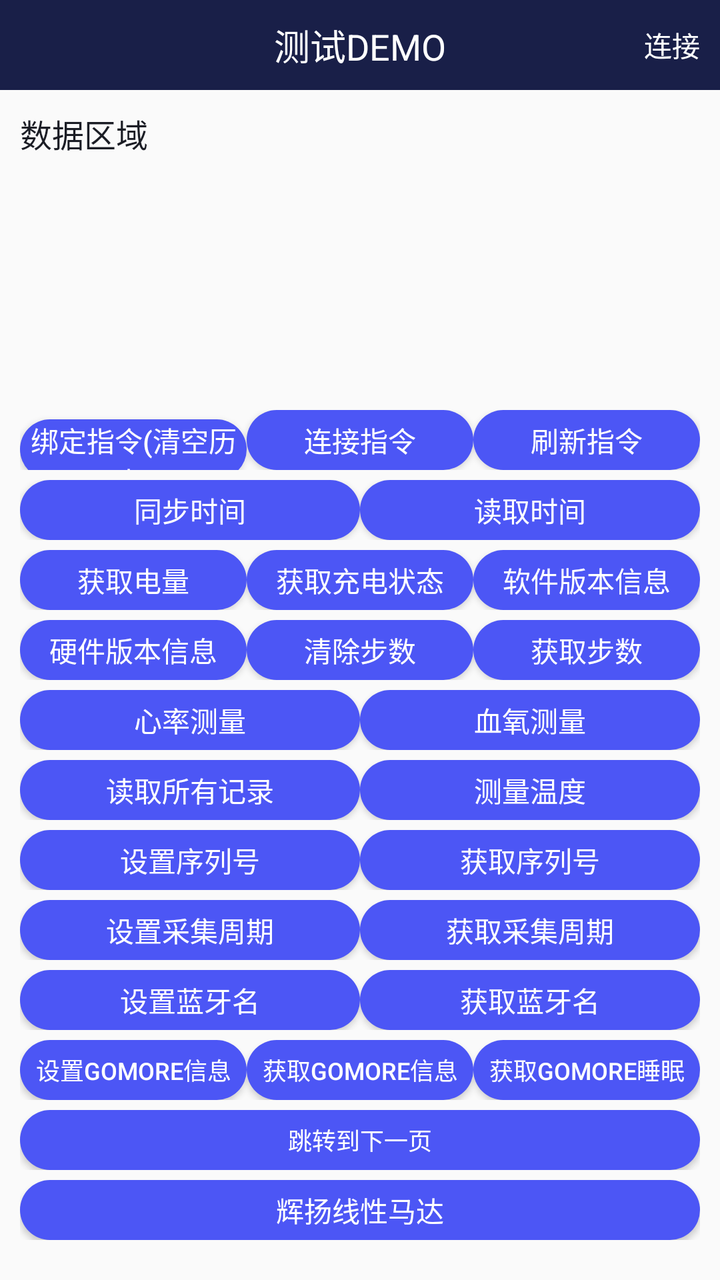
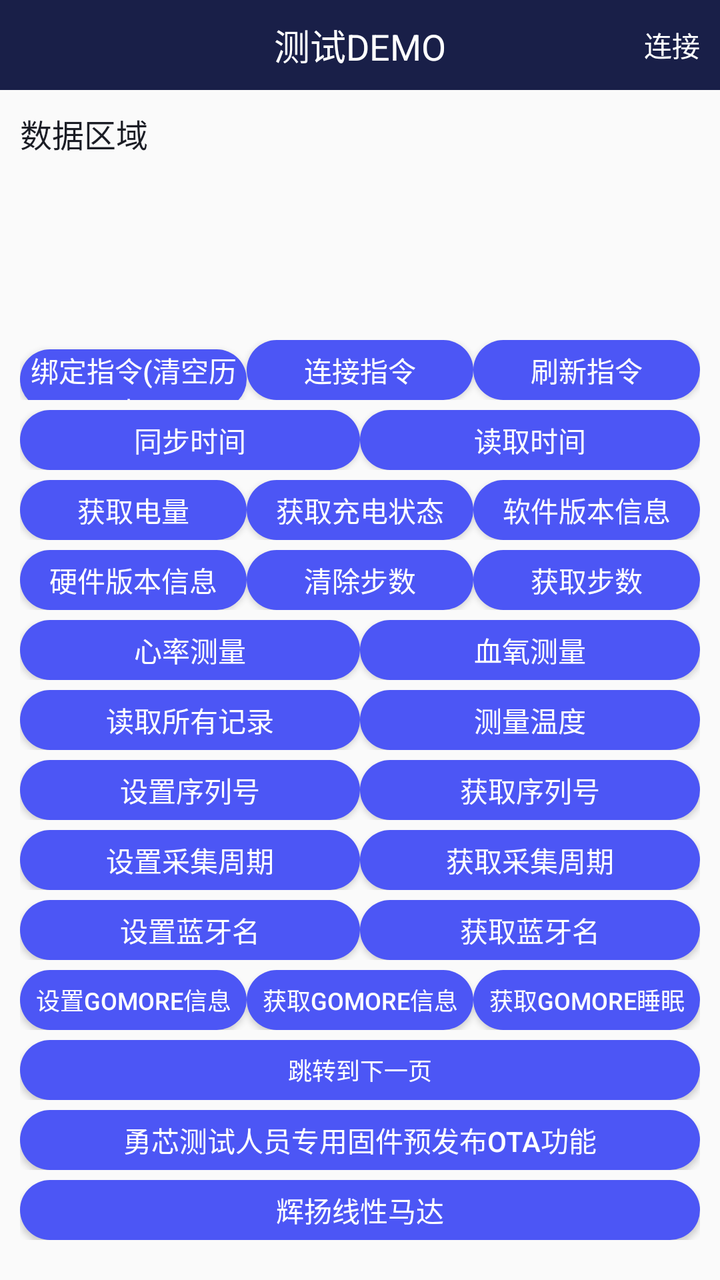

Before-and-after screenshots of an Android layout around one commit, followed by the original layout XML and the change that was made.
<!-- AndroidManifest.xml: application theme AppTheme -->
<!-- res/layout/activity_test.xml -->
<?xml version="1.0" encoding="utf-8"?>
<LinearLayout xmlns:android="http://schemas.android.com/apk/res/android"
    xmlns:app="http://schemas.android.com/apk/res-auto"
    xmlns:tools="http://schemas.android.com/tools"
    android:layout_width="match_parent"
    android:layout_height="match_parent"
    android:orientation="vertical"
    android:paddingBottom="10dp"
    android:fitsSystemWindows="true"
    tools:context=".activity.TestActivity">

    <RelativeLayout
        android:layout_width="match_parent"
        android:layout_height="45dp"
        android:background="@color/colorPrimary">
        <TextView
            android:layout_width="wrap_content"
            android:layout_height="wrap_content"
            android:text="测试DEMO"
            android:textSize="18sp"
            android:layout_centerInParent="true"
            android:textColor="@color/white"/>
        <TextView
            android:id="@+id/tv_connect"
            android:layout_width="wrap_content"
            android:layout_height="wrap_content"
            android:text="连接"
            android:textSize="14sp"
            android:layout_centerVertical="true"
            android:layout_marginRight="10dp"
            android:layout_alignParentRight="true"
            android:textColor="@color/white"/>
    </RelativeLayout>
    <TextView
        android:id="@+id/tv_result"
        android:layout_width="match_parent"
        android:layout_height="0dp"
        android:layout_weight="1"
        android:text="数据区域"
        android:scrollbars="vertical"
        android:padding="10dp"
        android:lineSpacingExtra="5dp"
        android:textSize="16sp"
        android:textColor="@color/colorPrimaryDark"/>
    <LinearLayout
        android:layout_width="match_parent"
        android:layout_height="wrap_content"
        android:padding="10dp"
        android:orientation="vertical">

        <LinearLayout
            android:layout_width="match_parent"
            android:layout_height="30dp"
            android:layout_marginTop="5dp"
            android:orientation="horizontal">
            <Button
                android:id="@+id/bt_app_bind"
                android:layout_width="0dp"
                android:layout_weight="1"
                android:layout_height="wrap_content"
                android:text="绑定指令(清空历史)"
                android:textSize="14sp"
                android:textColor="@color/white"
                android:background="@drawable/button_bg_state"/>

            <Button
                android:id="@+id/bt_app_connect"
                android:layout_width="0dp"
                android:layout_weight="1"
                android:layout_height="wrap_content"
                android:text="连接指令"
                android:textSize="14sp"
                android:textColor="@color/white"
                android:background="@drawable/button_bg_state"/>
            <Button
                android:id="@+id/bt_app_refresh"
                android:layout_width="0dp"
                android:layout_weight="1"
                android:layout_height="wrap_content"
                android:text="刷新指令"
                android:textSize="14sp"
                android:textColor="@color/white"
                android:background="@drawable/button_bg_state"/>
        </LinearLayout>

        <LinearLayout
            android:layout_width="match_parent"
            android:layout_height="30dp"
            android:layout_marginTop="5dp"
            android:orientation="horizontal">
            <Button
                android:id="@+id/bt_sync_time"
                android:layout_width="0dp"
                android:layout_weight="1"
                android:layout_height="wrap_content"
                android:text="同步时间"
                android:textSize="14sp"
                android:textColor="@color/white"
                android:background="@drawable/button_bg_state"/>
            <Button
                android:id="@+id/bt_read_time"
                android:layout_width="0dp"
                android:layout_weight="1"
                android:layout_height="wrap_content"
                android:text="读取时间"
                android:textSize="14sp"
                android:textColor="@color/white"
                android:background="@drawable/button_bg_state"/>
        </LinearLayout>



        <LinearLayout
            android:layout_width="match_parent"
            android:layout_height="30dp"
            android:layout_marginTop="5dp"
            android:orientation="horizontal">
            <Button
                android:id="@+id/bt_battery"
                android:layout_width="0dp"
                android:layout_weight="1"
                android:layout_height="wrap_content"
                android:text="获取电量"
                android:textSize="14sp"
                android:textColor="@color/white"
                android:background="@drawable/button_bg_state"/>
            <Button
                android:id="@+id/bt_battery_state"
                android:layout_width="0dp"
                android:layout_weight="1"
                android:layout_height="wrap_content"
                android:text="获取充电状态"
                android:textSize="14sp"
                android:textColor="@color/white"
                android:background="@drawable/button_bg_state"/>
            <Button
                android:id="@+id/bt_soft_version"
                android:layout_width="0dp"
                android:layout_weight="1"
                android:layout_height="wrap_content"
                android:text="软件版本信息"
                android:textSize="14sp"
                android:textColor="@color/white"
                android:background="@drawable/button_bg_state"/>
        </LinearLayout>
        <LinearLayout
            android:layout_width="match_parent"
            android:layout_height="30dp"
            android:layout_marginTop="5dp"
            android:orientation="horizontal">
            <Button
                android:id="@+id/bt_hardware_version"
                android:layout_width="0dp"
                android:layout_weight="1"
                android:layout_height="wrap_content"
                android:text="硬件版本信息"
                android:textSize="14sp"
                android:textColor="@color/white"
                android:background="@drawable/button_bg_state"/>
            <Button
                android:id="@+id/bt_clear_step"
                android:layout_width="0dp"
                android:layout_weight="1"
                android:layout_height="wrap_content"
                android:text="清除步数"
                android:textSize="14sp"
                android:textColor="@color/white"
                android:background="@drawable/button_bg_state"/>
            <Button
                android:id="@+id/bt_step"
                android:layout_width="0dp"
                android:layout_weight="1"
                android:layout_height="wrap_content"
                android:text="获取步数"
                android:textSize="14sp"
                android:textColor="@color/white"
                android:background="@drawable/button_bg_state"/>
        </LinearLayout>

        <LinearLayout
            android:layout_width="match_parent"
            android:layout_height="30dp"
            android:layout_marginTop="5dp"
            android:orientation="horizontal">
            <Button
                android:id="@+id/bt_heart"
                android:layout_width="0dp"
                android:layout_weight="1"
                android:layout_height="wrap_content"
                android:text="心率测量"
                android:textSize="14sp"
                android:textColor="@color/white"
                android:background="@drawable/button_bg_state"/>
            <Button
                android:id="@+id/bt_blood_oxygen"
                android:layout_width="0dp"
                android:layout_weight="1"
                android:layout_height="wrap_content"
                android:text="血氧测量"
                android:textSize="14sp"
                android:textColor="@color/white"
                android:background="@drawable/button_bg_state"/>
        </LinearLayout>
        <LinearLayout
            android:layout_width="match_parent"
            android:layout_height="30dp"
            android:layout_marginTop="5dp"
            android:orientation="horizontal">
            <Button
                android:id="@+id/bt_read_log"
                android:layout_width="0dp"
                android:layout_weight="1"
                android:layout_height="wrap_content"
                android:text="读取所有记录"
                android:textSize="14sp"
                android:textColor="@color/white"
                android:background="@drawable/button_bg_state"/>
            <Button
                android:id="@+id/bt_test_temp"
                android:layout_width="0dp"
                android:layout_weight="1"
                android:layout_height="wrap_content"
                android:text="测量温度"
                android:textSize="14sp"
                android:textColor="@color/white"
                android:background="@drawable/button_bg_state"/>
        </LinearLayout>
        <LinearLayout
            android:layout_width="match_parent"
            android:layout_height="30dp"
            android:layout_marginTop="5dp"
            android:orientation="horizontal">
            <Button
                android:id="@+id/bt_setSn"
                android:layout_width="0dp"
                android:layout_weight="1"
                android:layout_height="wrap_content"
                android:text="设置序列号"
                android:textSize="14sp"
                android:textColor="@color/white"
                android:background="@drawable/button_bg_state"/>
            <Button
                android:id="@+id/bt_getSn"
                android:layout_width="0dp"
                android:layout_weight="1"
                android:layout_height="wrap_content"
                android:text="获取序列号"
                android:textSize="14sp"
                android:textColor="@color/white"
                android:background="@drawable/button_bg_state"/>



        </LinearLayout>

        <LinearLayout
            android:layout_width="match_parent"
            android:layout_height="30dp"
            android:layout_marginTop="5dp"
            android:orientation="horizontal">
            <Button
                android:id="@+id/bt_setCollection"
                android:layout_width="0dp"
                android:layout_weight="1"
                android:layout_height="wrap_content"
                android:text="设置采集周期"
                android:textSize="14sp"
                android:textColor="@color/white"
                android:background="@drawable/button_bg_state"/>
            <Button
                android:id="@+id/btn_getCollection"
                android:layout_width="0dp"
                android:layout_weight="1"
                android:layout_height="wrap_content"
                android:text="获取采集周期"
                android:textSize="14sp"
                android:textColor="@color/white"
                android:background="@drawable/button_bg_state"/>



        </LinearLayout>

        <LinearLayout
            android:layout_width="match_parent"
            android:layout_height="30dp"
            android:layout_marginTop="5dp"
            android:orientation="horizontal">


            <Button
                android:id="@+id/bt_setBluttoothName"
                android:layout_width="0dp"
                android:layout_weight="1"
                android:layout_height="wrap_content"
                android:text="设置蓝牙名"
                android:textSize="14sp"
                android:textColor="@color/white"
                android:background="@drawable/button_bg_state"/>

            <Button
                android:id="@+id/bt_getBluttoothName"
                android:layout_width="0dp"
                android:layout_weight="1"
                android:layout_height="wrap_content"
                android:text="获取蓝牙名"
                android:textSize="14sp"
                android:textColor="@color/white"
                android:background="@drawable/button_bg_state"/>
        </LinearLayout>

        <LinearLayout
            android:layout_width="match_parent"
            android:layout_height="30dp"
            android:layout_marginTop="5dp"
            android:orientation="horizontal">
            <Button
                android:id="@+id/bt_gomore_user"
                android:layout_width="0dp"
                android:layout_weight="1"
                android:layout_height="wrap_content"
                android:text="设置Gomore信息"
                android:textSize="12sp"
                android:textColor="@color/white"
                android:background="@drawable/button_bg_state"/>
            <Button
                android:id="@+id/bt_get_gomore_user"
                android:layout_width="0dp"
                android:layout_weight="1"
                android:layout_height="wrap_content"
                android:text="获取Gomore信息"
                android:textSize="12sp"
                android:textColor="@color/white"
                android:background="@drawable/button_bg_state"/>

            <Button
                android:id="@+id/bt_gomore_test"
                android:layout_width="0dp"
                android:layout_weight="1"
                android:layout_height="wrap_content"
                android:text="获取gomore睡眠"
                android:textSize="12sp"
                android:textColor="@color/white"
                android:background="@drawable/button_bg_state"/>


        </LinearLayout>

        <LinearLayout
            android:layout_width="match_parent"
            android:layout_height="30dp"
            android:layout_marginTop="5dp"
            android:orientation="horizontal">
            <Button
                android:id="@+id/bt_get_page2"
                android:layout_width="0dp"
                android:layout_weight="1"
                android:layout_height="wrap_content"
                android:text="跳转到下一页"
                android:textSize="12sp"
                android:textColor="@color/white"
                android:background="@drawable/button_bg_state"/>



        </LinearLayout>
        <LinearLayout
            android:layout_width="match_parent"
            android:layout_height="30dp"
            android:layout_marginTop="5dp"
            android:orientation="horizontal">

            <Button
                android:id="@+id/bt_linear_motor"
                android:layout_width="0dp"
                android:layout_weight="1"
                android:layout_height="wrap_content"
                android:text="辉扬线性马达"
                android:textSize="14sp"
                android:textColor="@color/white"
                android:background="@drawable/button_bg_state"/>

        </LinearLayout>
    </LinearLayout>
</LinearLayout>
<!-- resources referenced by this layout -->
<resources>
  <color name="colorPrimary">#191F48</color>
  <color name="colorPrimaryDark">#1B1D25</color>
  <color name="white">#ffffff</color>
  <!-- drawable button_bg_state (drawable) -->
  <?xml version="1.0" encoding="utf-8"?>
  <selector xmlns:android="http://schemas.android.com/apk/res/android">
      <item android:state_pressed="false">
          <shape xmlns:android="http://schemas.android.com/apk/res/android">
              <corners android:radius="20dp" />
  
              <solid android:color="@color/lan_se" />
          </shape>
      </item>
      <item android:state_pressed="false">
          <shape xmlns:android="http://schemas.android.com/apk/res/android">
              <corners android:radius="20dp" />
  
              <solid android:color="@color/lan_se" />
          </shape>
      </item>
      <item android:state_pressed="true">
          <shape xmlns:android="http://schemas.android.com/apk/res/android">
              <corners android:radius="20dp" />
  
              <solid android:color="@color/lan_se_press" />
          </shape>
      </item>
  
  </selector>
  <style name="AppTheme" parent="Theme.AppCompat.Light.NoActionBar">
          
          <item name="colorPrimary">@color/colorPrimary</item>
          <item name="colorPrimaryDark">@color/colorPrimary</item>
          <item name="colorAccent">@color/colorAccent</item>
  
  
      </style>
  <color name="lan_se">#4C56F5</color>
  <color name="lan_se_press">#554C56F5</color>
  <color name="colorAccent">#03DAC5</color>
</resources>

<!-- the commit's change to res/layout/activity_test.xml (unified diff, before → after) -->
@@ -369,6 +369,21 @@
             android:layout_height="30dp"
             android:layout_marginTop="5dp"
             android:orientation="horizontal">
+            <Button
+                android:id="@+id/btn_ota"
+                android:layout_width="0dp"
+                android:layout_weight="1"
+                android:layout_height="wrap_content"
+                android:text="勇芯测试人员专用固件预发布OTA功能"
+                android:textSize="14sp"
+                android:textColor="@color/white"
+                android:background="@drawable/button_bg_state"/>
+        </LinearLayout>
+        <LinearLayout
+            android:layout_width="match_parent"
+            android:layout_height="30dp"
+            android:layout_marginTop="5dp"
+            android:orientation="horizontal">
 
             <Button
                 android:id="@+id/bt_linear_motor"
